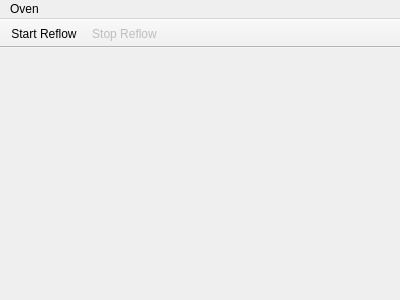
This is application/ui/controlpanel.ui in crawford/PCBoven as Qt 5 draws it before an edit. The edited form follows.
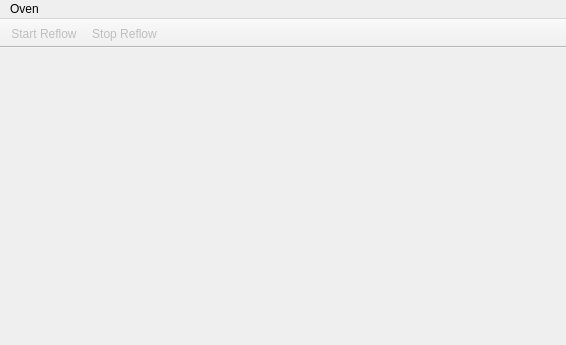
This is the edited form.

```diff
--- a/application/ui/controlpanel.ui
+++ b/application/ui/controlpanel.ui
@@ -6,20 +6,29 @@
    <rect>
     <x>0</x>
     <y>0</y>
-    <width>400</width>
-    <height>300</height>
+    <width>566</width>
+    <height>345</height>
    </rect>
   </property>
   <property name="windowTitle">
    <string>ControlPanel</string>
   </property>
-  <widget class="QWidget" name="centralWidget"/>
+  <widget class="QWidget" name="centralWidget">
+   <layout class="QGridLayout" name="gridLayout">
+    <item row="0" column="0">
+     <widget class="QWidget" name="widget" native="true"/>
+    </item>
+    <item row="0" column="1">
+     <widget class="QWidget" name="widget_2" native="true"/>
+    </item>
+   </layout>
+  </widget>
   <widget class="QMenuBar" name="menuBar">
    <property name="geometry">
     <rect>
      <x>0</x>
      <y>0</y>
-     <width>400</width>
+     <width>566</width>
      <height>27</height>
     </rect>
    </property>
@@ -47,7 +56,7 @@
     <enum>TopToolBarArea</enum>
    </attribute>
    <attribute name="toolBarBreak">
-    <bool>true</bool>
+    <bool>false</bool>
    </attribute>
    <addaction name="actionStart_Reflow"/>
    <addaction name="actionStop_Reflow"/>
@@ -75,6 +84,9 @@
    <property name="checked">
     <bool>false</bool>
    </property>
+   <property name="enabled">
+    <bool>false</bool>
+   </property>
    <property name="text">
     <string>Start Reflow</string>
    </property>
```
